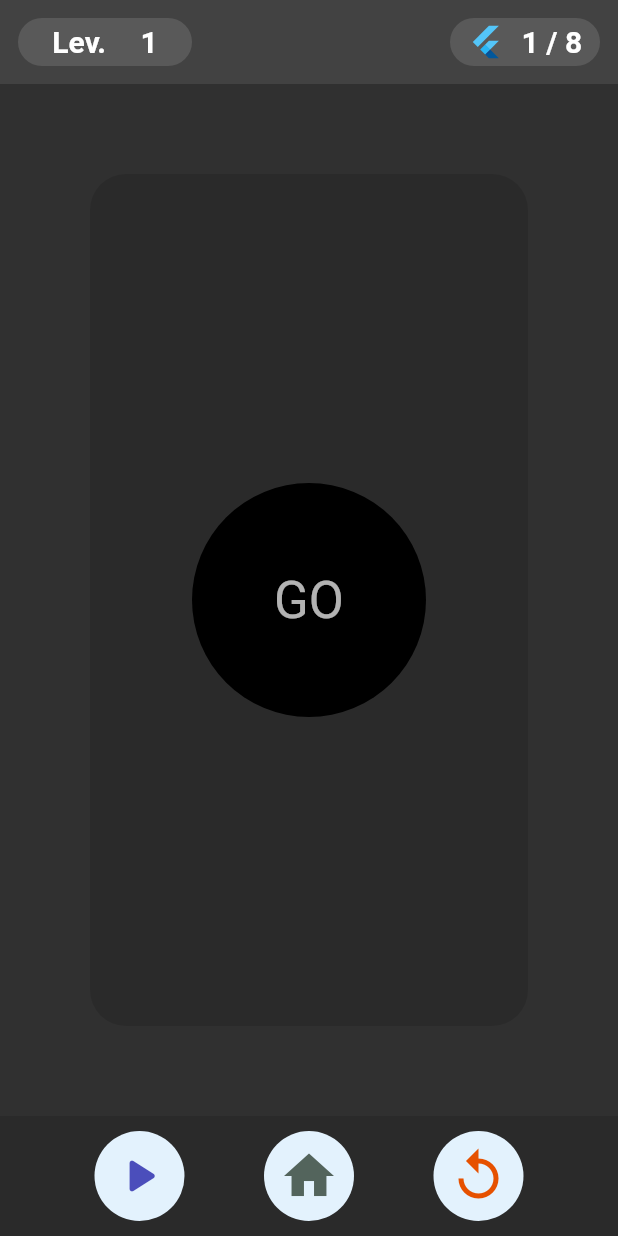
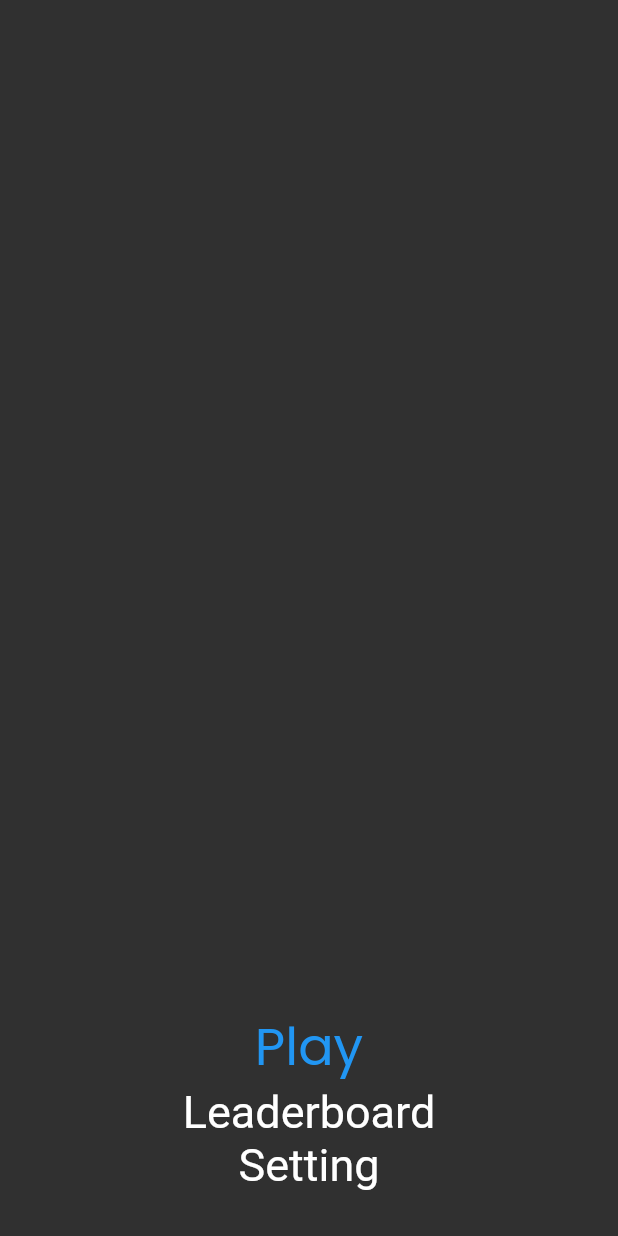
Before and after one commit to Innocentkonan93/veeenzGame, a Flutter app: the screen it shows after launch, on a phone screen of 412 x 824 dp. Run offline on Flutter 3.47's test engine with Material 2 defaults, Android fonts, the phone set to English and light mode, and no system bars; our stand-ins replace confetti, equatable, get, google_fonts, percent_indicator.

Commit message:
data modeling

```diff
--- a/lib/main.dart
+++ b/lib/main.dart
@@ -1,21 +1,22 @@
 import 'package:flutter/material.dart';
-import 'package:veeenz_game/pages/gaming_page.dart';
+import 'package:get/get.dart';
+import 'package:veeenz_game/pages/home_page.dart';
 
-void main() {
+void main() async {
+  WidgetsFlutterBinding.ensureInitialized();
   runApp(const MyApp());
 }
 
 class MyApp extends StatelessWidget {
   const MyApp({super.key});
 
-  // This widget is the root of your application.
   @override
   Widget build(BuildContext context) {
-    return MaterialApp(
+    return GetMaterialApp(
       debugShowCheckedModeBanner: false,
       title: 'Veeenz Game',
-        theme: ThemeData.dark(),
-      home: const GamingPage()
+      theme: ThemeData.dark(),
+      home: const HomePage(),
     );
   }
 }
--- a/lib/models/player.dart
+++ b/lib/models/player.dart
@@ -2,20 +2,27 @@ import 'package:equatable/equatable.dart';
 
 class Player extends Equatable {
   final String id;
+  final String name;
   final int position;
 
   const Player({
     required this.id,
+    required this.name,
     required this.position,
   });
 
-  Player copyWith({String? id, int? position}) {
+  Player copyWith({String? id, String? name, int? position}) {
     return Player(
       id: id ?? this.id,
+      name: name ?? this.name,
       position: position ?? this.position,
     );
   }
 
   @override
-  List<Object> get props => [id, position];
+  List<Object> get props => [id, name, position];
+
+  static List<Player> players = [
+    const Player(id: "1", name: "Josco", position: 1),
+  ];
 }
--- /dev/null
+++ b/lib/pages/home_page.dart
@@ -0,0 +1,75 @@
+import 'package:flutter/material.dart';
+
+import 'package:get/get.dart';
+import 'package:google_fonts/google_fonts.dart';
+import 'package:veeenz_game/models/player.dart';
+import 'package:veeenz_game/pages/gaming_page.dart';
+
+class HomePage extends StatefulWidget {
+  const HomePage({super.key});
+
+  @override
+  State<HomePage> createState() => _HomePageState();
+}
+
+class _HomePageState extends State<HomePage> {
+  @override
+  Widget build(BuildContext context) {
+    Player player = Player.players.first;
+    return Scaffold(
+      body: Padding(
+        padding: const EdgeInsets.symmetric(vertical: 30),
+        child: Column(
+          mainAxisAlignment: MainAxisAlignment.end,
+          children: [
+            Row(
+              mainAxisAlignment: MainAxisAlignment.center,
+              children: [
+                GestureDetector(
+                  onTap: () {
+                    Get.to(
+                      () => GamingPage(
+                        player: player,
+                      ),
+                    );
+                  },
+                  child: Text(
+                    'Play',
+                    style: GoogleFonts.poppins(
+                      color: Colors.blue,
+                      fontSize: 35,
+                    ),
+                  ),
+                ),
+              ],
+            ),
+            Row(
+              mainAxisAlignment: MainAxisAlignment.center,
+              children: [
+                Text(
+                  'Leaderboard',
+                  style: GoogleFonts.fredokaOne(
+                    color: Colors.white,
+                    fontSize: 30,
+                  ),
+                ),
+              ],
+            ),
+            Row(
+              mainAxisAlignment: MainAxisAlignment.center,
+              children: [
+                Text(
+                  'Setting',
+                  style: GoogleFonts.fredokaOne(
+                    color: Colors.white,
+                    fontSize: 30,
+                  ),
+                ),
+              ],
+            )
+          ],
+        ),
+      ),
+    );
+  }
+}
--- a/pubspec.yaml
+++ b/pubspec.yaml
@@ -16,7 +16,9 @@ dependencies:
     sdk: flutter
   flutter_svg: ^1.1.5
   flutter_vibrate: ^1.3.0
+  font_awesome_flutter: ^10.2.1
   get: ^4.6.5
+  get_storage: ^2.0.3
   google_fonts: ^3.0.1
   percent_indicator: ^4.2.2
   shared_preferences: ^2.0.15
```
Also changed, not shown: lib/components/count_down.dart (added, +63 -0 lines), lib/components/start_button.dart (added, +32 -0 lines), lib/controllers/game_controller.dart (+138 -2 lines), lib/pages/gaming_page.dart (+53 -90 lines), lib/pages/results_view.dart (+17 -9 lines), pubspec.lock, 5 other files.
